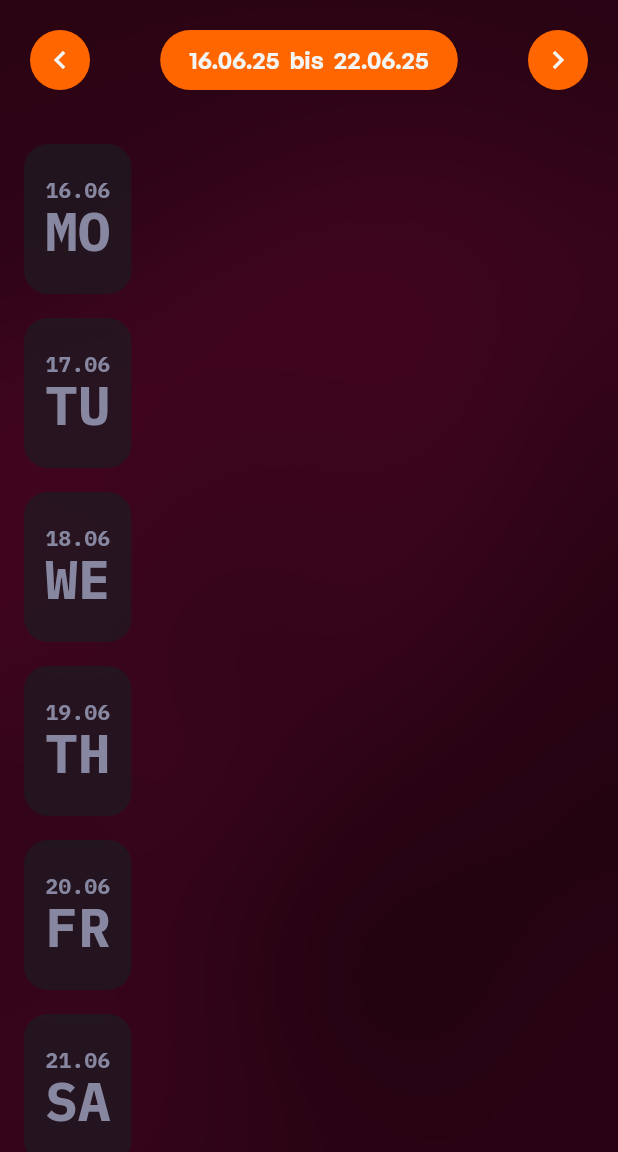
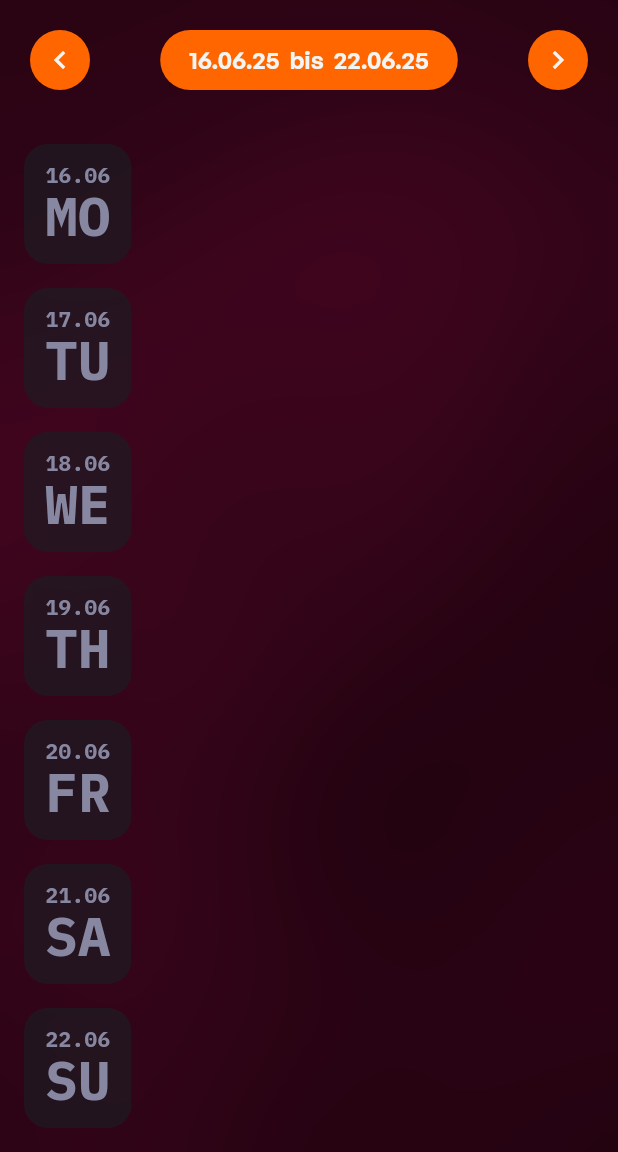
Before and after one commit to dschrubba/Flutter-Stream-Schedule, a Flutter app: the screen it shows after launch, after a tap on the "chevron left" icon, on a phone screen of 412 x 824 dp, the part 84-1236 px from its top. Run offline on Flutter 3.47's test engine with Material 3 defaults, Android fonts, the phone set to English and light mode, and no system bars; our stand-ins replace flutter_dotenv, flutter_svg, rxdart; network calls fail.

Commit message:
Smaller day badges for empty days

```diff
--- a/lib/globals.dart
+++ b/lib/globals.dart
@@ -4,7 +4,7 @@ const double borderRadius = 16;
 // Schedule Day-Badge
 const double dayBadgeOpacity = 0.667;
 const double dayBadgeWidth  = 96;
-const double dayBadgeHeight = 100;
+const double dayBadgeHeight = 96;
 
 const double dayBadgeAdjustmentPadding = 16; // Horizontal Adjustment
 
--- a/lib/widgets/schedule/schedule-day-badge.dart
+++ b/lib/widgets/schedule/schedule-day-badge.dart
@@ -26,24 +26,30 @@ class ScheduleDayBadge extends StatelessWidget {
 
     Color badgeColor;
     Color textColor;
+    bool isEmpty;
 
     switch (state) {
       case ScheduleItemState.accent:
+        isEmpty = false;
         badgeColor = AppThemeColors.get(Theme.of(context).brightness).accent;
         textColor = AppThemeColors.get(Theme.of(context).brightness).onAccent;
         break;
       case ScheduleItemState.cancelled:
+        isEmpty = false;
         badgeColor = AppThemeColors.get(Theme.of(context).brightness).surfaceDisabled;
         textColor = AppThemeColors.get(Theme.of(context).brightness).onSurfaceDisabled;
         break;
       case ScheduleItemState.empty:
+        isEmpty = true;
         badgeColor = AppThemeColors.get(Theme.of(context).brightness).surfaceDisabled;
         textColor = AppThemeColors.get(Theme.of(context).brightness).onSurfaceDisabled;
         break;
     }
 
+
+
     return SizedBox(
-      height: globals.scheduleItemHeight,
+      height: !isEmpty ? globals.scheduleItemHeight : 80,
       child: Container(
         // Outer padding for adjustment of the badge's position
         // Only horizontal padding should be used here!
--- a/lib/widgets/schedule/schedule-stream-item.dart
+++ b/lib/widgets/schedule/schedule-stream-item.dart
@@ -31,7 +31,7 @@ class ScheduleStreamItem extends StatelessWidget {
               color: AppThemeColors.get(Theme.of(context).brightness).surface
             ),
             child: Container(
-              padding: EdgeInsets.all(16),
+              padding: EdgeInsets.all(14),
               child: Column(
                 mainAxisAlignment: MainAxisAlignment.center,
                 crossAxisAlignment: CrossAxisAlignment.start,
```
